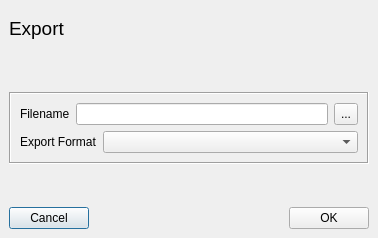
This is ui/ExportDer.ui in chris2511/xca as Qt 5 draws it before an edit. The edited form follows.
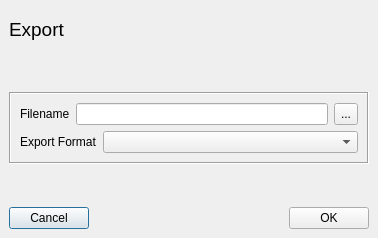
This is the edited form.

```diff
--- a/ui/ExportDer.ui
+++ b/ui/ExportDer.ui
@@ -42,10 +42,7 @@
         </font>
        </property>
        <property name="text">
-        <string>&lt;html&gt;&lt;head&gt;&lt;meta name=&quot;qrichtext&quot; content=&quot;1&quot; /&gt;&lt;style type=&quot;text/css&quot;&gt;
-p, li { white-space: pre-wrap; }
-&lt;/style&gt;&lt;/head&gt;&lt;body style=&quot; font-family:'Arial'; font-size:14pt; font-weight:400; font-style:normal; text-decoration:none;&quot;&gt;
-&lt;p style=&quot; margin-top:0px; margin-bottom:0px; margin-left:0px; margin-right:0px; -qt-block-indent:0; text-indent:0px;&quot;&gt;Export&lt;/p&gt;&lt;/body&gt;&lt;/html&gt;</string>
+        <string>Export</string>
        </property>
       </widget>
      </item>
```
